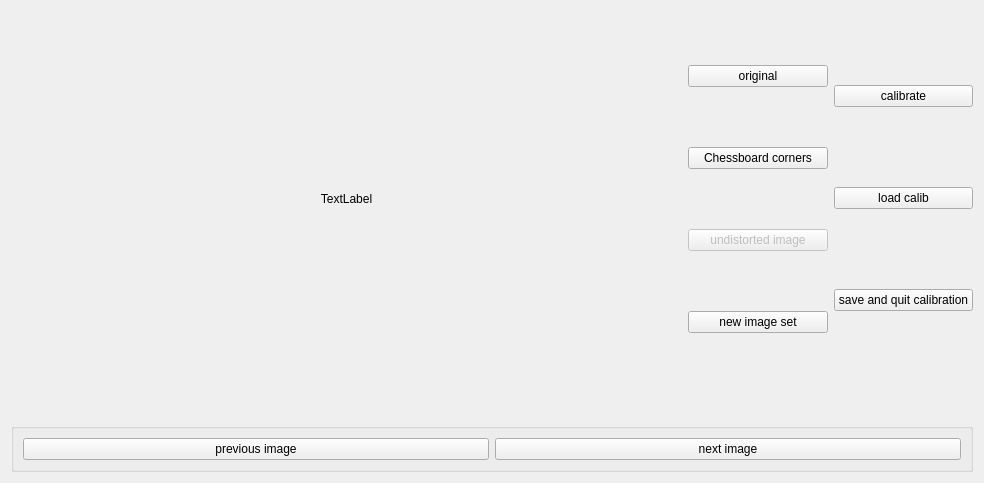
First picture: the form in widgets/calibration_widget.ui, repository K1ntus/Projet-Technologique-L3, before the edit.
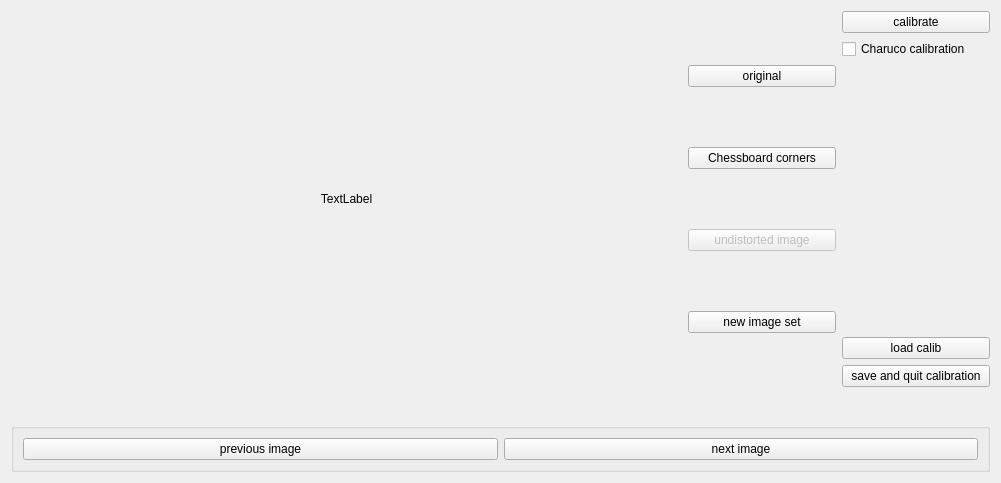
Second picture: the form after the edit.

Commit message: calib to debug

Patch:
```diff
--- a/widgets/calibration_widget.ui
+++ b/widgets/calibration_widget.ui
@@ -2,11 +2,14 @@
 <ui version="4.0">
  <class>Calibration_widget</class>
  <widget class="QWidget" name="Calibration_widget">
+  <property name="enabled">
+   <bool>true</bool>
+  </property>
   <property name="geometry">
    <rect>
     <x>0</x>
     <y>0</y>
-    <width>984</width>
+    <width>1001</width>
     <height>483</height>
    </rect>
   </property>
@@ -83,11 +86,30 @@
       <layout class="QVBoxLayout" name="calibrationOption">
        <item>
         <widget class="QPushButton" name="calibration">
+         <property name="sizePolicy">
+          <sizepolicy hsizetype="Minimum" vsizetype="Maximum">
+           <horstretch>0</horstretch>
+           <verstretch>0</verstretch>
+          </sizepolicy>
+         </property>
          <property name="text">
           <string>calibrate</string>
          </property>
         </widget>
        </item>
+       <item alignment="Qt::AlignTop">
+        <widget class="QCheckBox" name="CharucoCalib">
+         <property name="sizePolicy">
+          <sizepolicy hsizetype="Minimum" vsizetype="Fixed">
+           <horstretch>0</horstretch>
+           <verstretch>0</verstretch>
+          </sizepolicy>
+         </property>
+         <property name="text">
+          <string>Charuco calibration</string>
+         </property>
+        </widget>
+       </item>
        <item>
         <widget class="QPushButton" name="loadCalib">
          <property name="text">
```
The commit also changes 15 other files.
